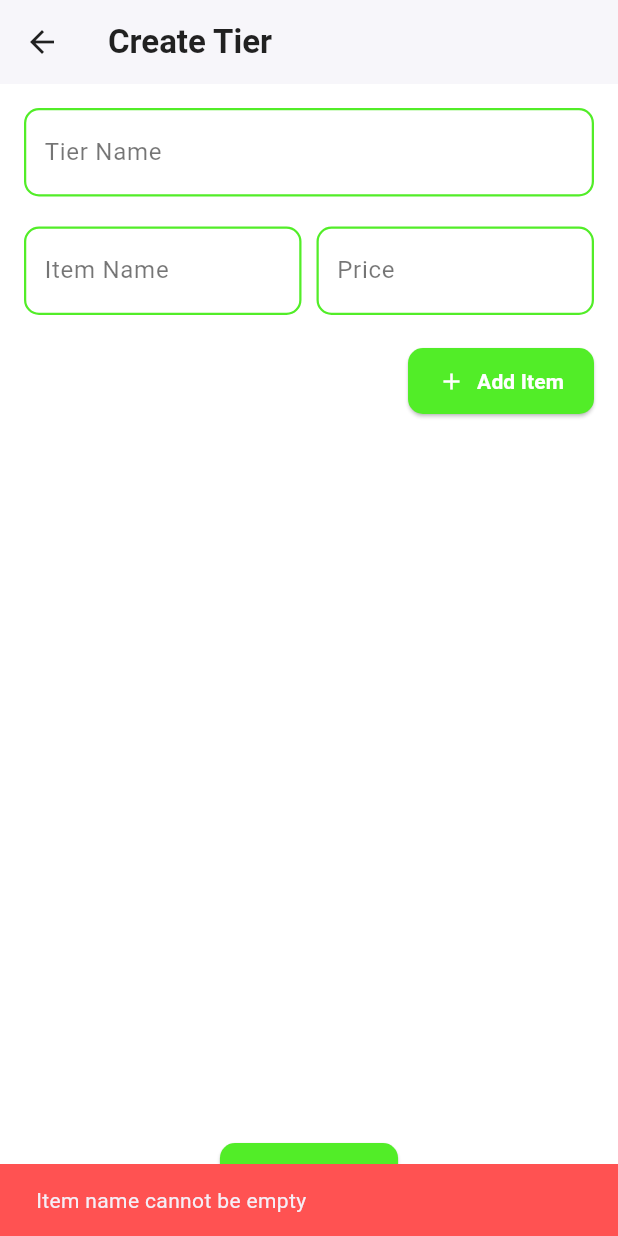
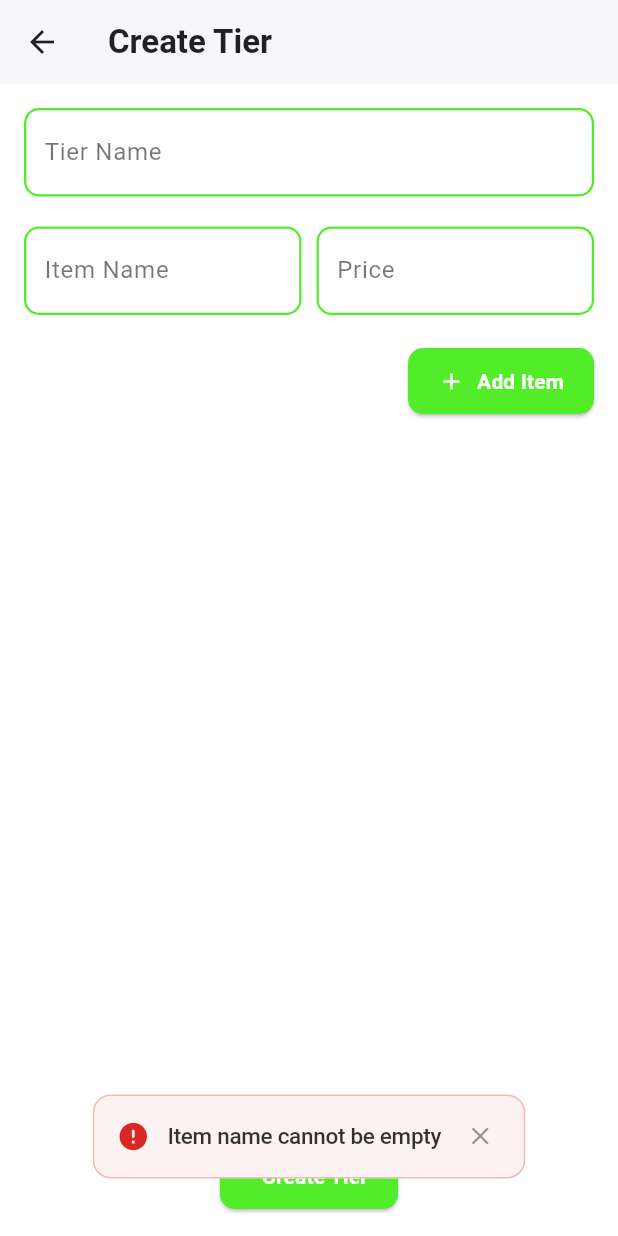
Before and after one commit to git-kirants/costcater-rebuild, a Flutter app: the CreateTierPage screen opened directly with empty values, after a tap on "Add Item", on a phone screen of 412 x 824 dp. Run offline on Flutter 3.47's test engine with Material 3 defaults, Android fonts, the phone set to English and light mode, and no system bars; our stand-ins replace cloud_firestore, firebase_auth, firebase_core, image_picker, pdf, permission_handler and 2 more; accounts and stored records are empty; Roboto replaces fonts that are missing (SFPro).

Commit message:
display and aesthetic changes

```diff
--- /dev/null
+++ b/lib/components/toast.dart
@@ -0,0 +1,195 @@
+import 'package:flutter/material.dart';
+
+enum ToastType { success, error, info }
+
+class Toast extends StatelessWidget {
+  final String message;
+  final ToastType type;
+  final VoidCallback? onClose;
+
+  const Toast({
+    super.key,
+    required this.message,
+    this.type = ToastType.success,
+    this.onClose,
+  });
+
+  Color get backgroundColor {
+    switch (type) {
+      case ToastType.success:
+        return const Color(0xFFEBFDF2); // Lighter green background
+      case ToastType.error:
+        return const Color(0xFFFDF2F2); // Lighter red background
+      case ToastType.info:
+        return const Color(0xFFF0F7FF); // Lighter blue background
+    }
+  }
+
+  Color get borderColor {
+    switch (type) {
+      case ToastType.success:
+        return const Color(0xFF52ed28);
+      case ToastType.error:
+        return const Color(0xFFE53535);
+      case ToastType.info:
+        return const Color(0xFF3B82F6);
+    }
+  }
+
+  Color get iconColor {
+    switch (type) {
+      case ToastType.success:
+        return const Color(0xFF16A34A); // Darker green for better contrast
+      case ToastType.error:
+        return const Color(0xFFDC2626); // Darker red for better contrast
+      case ToastType.info:
+        return const Color(0xFF2563EB); // Darker blue for better contrast
+    }
+  }
+
+  IconData get icon {
+    switch (type) {
+      case ToastType.success:
+        return Icons.check_circle_rounded;
+      case ToastType.error:
+        return Icons.error_rounded;
+      case ToastType.info:
+        return Icons.info_rounded;
+    }
+  }
+
+  @override
+  Widget build(BuildContext context) {
+    return Container(
+      margin: const EdgeInsets.symmetric(horizontal: 16),
+      constraints: const BoxConstraints(maxWidth: 400), // Limit max width
+      child: Card(
+        elevation: 0,
+        margin: EdgeInsets.zero,
+        shape: RoundedRectangleBorder(
+          borderRadius: BorderRadius.circular(12),
+          side: BorderSide(
+            color: borderColor.withOpacity(0.3),
+            width: 1,
+          ),
+        ),
+        color: backgroundColor,
+        child: Padding(
+          padding: const EdgeInsets.symmetric(horizontal: 16, vertical: 14),
+          child: Row(
+            mainAxisSize: MainAxisSize.min,
+            children: [
+              Icon(
+                icon,
+                color: iconColor,
+                size: 22,
+              ),
+              const SizedBox(width: 12),
+              Flexible(
+                child: Text(
+                  message,
+                  style: TextStyle(
+                    fontFamily: 'SFPro',
+                    fontSize: 15,
+                    height: 1.3,
+                    fontWeight: FontWeight.w500,
+                    color: Colors.black.withOpacity(0.8),
+                    letterSpacing: -0.2,
+                  ),
+                ),
+              ),
+              const SizedBox(width: 12),
+              Material(
+                type: MaterialType.transparency,
+                child: InkWell(
+                  borderRadius: BorderRadius.circular(50),
+                  onTap: onClose,
+                  child: Padding(
+                    padding: const EdgeInsets.all(4),
+                    child: Icon(
+                      Icons.close_rounded,
+                      size: 20,
+                      color: Colors.black.withOpacity(0.4),
+                    ),
+                  ),
+                ),
+              ),
+            ],
+          ),
+        ),
+      ),
+    );
+  }
+}
+
+class ToastService {
+  static final ToastService _instance = ToastService._internal();
+  factory ToastService() => _instance;
+  ToastService._internal();
+
+  OverlayEntry? _currentToast;
+
+  void show(
+    BuildContext context, {
+    required String message,
+    ToastType type = ToastType.success,
+    Duration duration = const Duration(seconds: 3),
+  }) {
+    _currentToast?.remove();
+
+    final overlay = Overlay.of(context);
+    _currentToast = OverlayEntry(
+      builder: (context) => SafeArea(
+        child: Material(
+          color: Colors.transparent,
+          child: Align(
+            alignment: const Alignment(0, 0.9),
+            child: AnimatedOpacity(
+              duration: const Duration(milliseconds: 200),
+              opacity: 1.0,
+              child: Toast(
+                message: message,
+                type: type,
+                onClose: () => _currentToast?.remove(),
+              ),
+            ),
+          ),
+        ),
+      ),
+    );
+
+    overlay.insert(_currentToast!);
+
+    Future.delayed(duration, () {
+      if (_currentToast?.mounted ?? false) {
+        _currentToast?.remove();
+        _currentToast = null;
+      }
+    });
+  }
+
+  void hide() {
+    _currentToast?.remove();
+    _currentToast = null;
+  }
+}
+
+// Extension method for easier access
+extension ToastExtension on BuildContext {
+  void showToast(
+    String message, {
+    ToastType type = ToastType.success,
+    Duration duration = const Duration(seconds: 3),
+  }) {
+    ToastService().show(
+      this,
+      message: message,
+      type: type,
+      duration: duration,
+    );
+  }
+
+  void hideToast() {
+    ToastService().hide();
+  }
+}
--- a/lib/pages/create_tier_page.dart
+++ b/lib/pages/create_tier_page.dart
@@ -1,5 +1,6 @@
 import 'package:flutter/material.dart';
 import 'package:cloud_firestore/cloud_firestore.dart';
+import 'package:costcater/components/toast.dart';
 
 class CreateTierPage extends StatefulWidget {
   final String email; // Accept the user's email as a parameter
@@ -25,11 +26,12 @@ class _CreateTierPageState extends State<CreateTierPage> {
     final itemPrice = double.tryParse(itemPriceText);
 
     if (itemName.isEmpty) {
-      _showSnackBar('Item name cannot be empty');
+      context.showToast('Item name cannot be empty', type: ToastType.error);
       return;
     }
     if (itemPrice == null || itemPrice <= 0) {
-      _showSnackBar('Please enter a valid price greater than zero');
+      context.showToast('Please enter a valid price greater than zero',
+          type: ToastType.error);
       return;
     }
 
@@ -78,13 +80,13 @@ class _CreateTierPageState extends State<CreateTierPage> {
         }
       });
 
-      _showSnackBar('Tier "$tierName" added successfully!', isSuccess: true);
+      context.showToast('Tier "$tierName" added successfully!');
       Navigator.pop(context, {
         'tier': tierName,
         'items': _items,
       });
     } catch (e) {
-      _showSnackBar('Error saving tier: $e');
+      context.showToast('Error saving tier: $e', type: ToastType.error);
     }
   }
 
@@ -93,11 +95,12 @@ class _CreateTierPageState extends State<CreateTierPage> {
     final tierName = _tierController.text.trim();
 
     if (tierName.isEmpty) {
-      _showSnackBar('Please provide a tier name');
+      context.showToast('Please provide a tier name', type: ToastType.info);
       return;
     }
     if (_items.isEmpty) {
-      _showSnackBar('Add at least one item to create a tier');
+      context.showToast('Add at least one item to create a tier',
+          type: ToastType.info);
       return;
     }
 
@@ -109,15 +112,6 @@ class _CreateTierPageState extends State<CreateTierPage> {
     _saveTierToFirestore(tierName, tierPrice);
   }
 
-  // Show a SnackBar with a message
-  void _showSnackBar(String message, {bool isSuccess = false}) {
-    ScaffoldMessenger.of(context).showSnackBar(
-      SnackBar(
-        content: Text(message),
-        backgroundColor: isSuccess ? Colors.green : Colors.redAccent,
-      ),
-    );
-  }
 
   @override
   Widget build(BuildContext context) {
--- a/pubspec.yaml
+++ b/pubspec.yaml
@@ -77,3 +77,5 @@ flutter:
   assets:
     - assets/logos/costcaterlogo.png
     - assets/logos/smalllogo.png
+    - assets/logos/empty-cart.png
+    - assets/logos/empty-menu.png
```
Also changed, not shown: lib/pages/cart_page.dart (+30 -16 lines), lib/pages/homepage.dart (+138 -58 lines), lib/pages/login_page.dart (+6 -14 lines), lib/pages/signup_page.dart (+11 -22 lines), lib/pages/user_profile.dart (+10 -22 lines), assets/logos/empty-cart.png (added), assets/logos/empty-menu.png (added).
